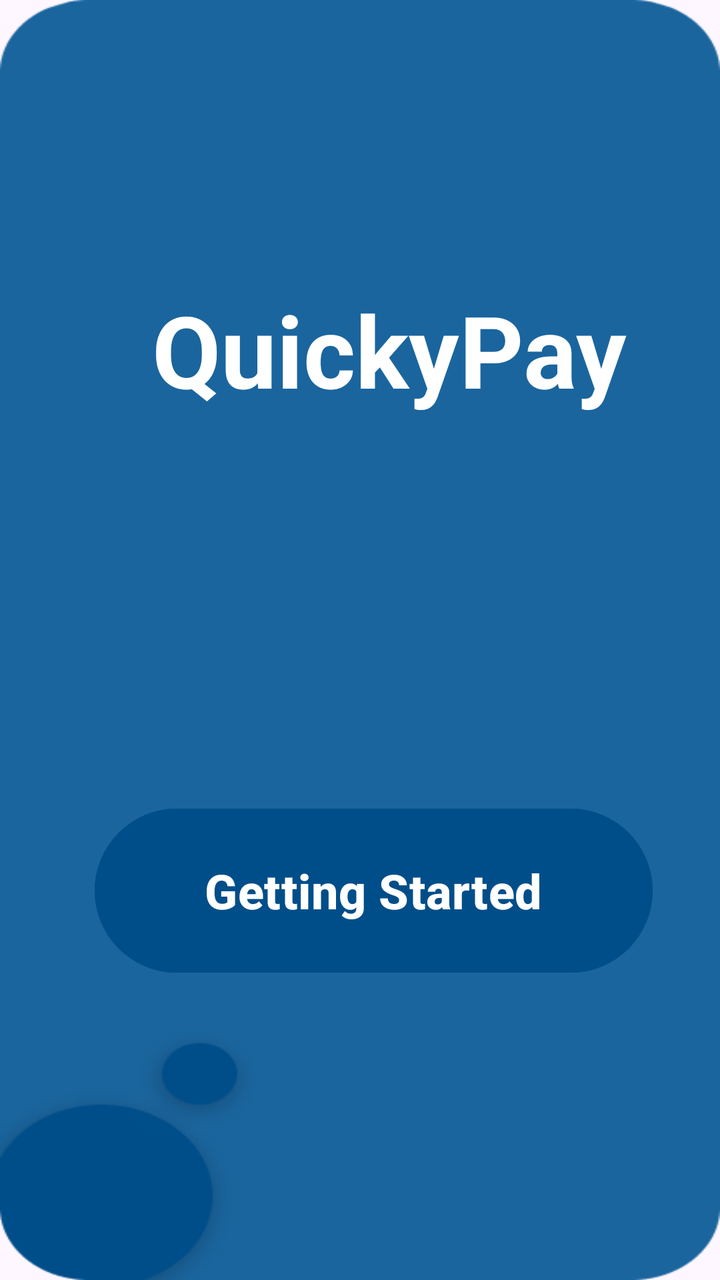
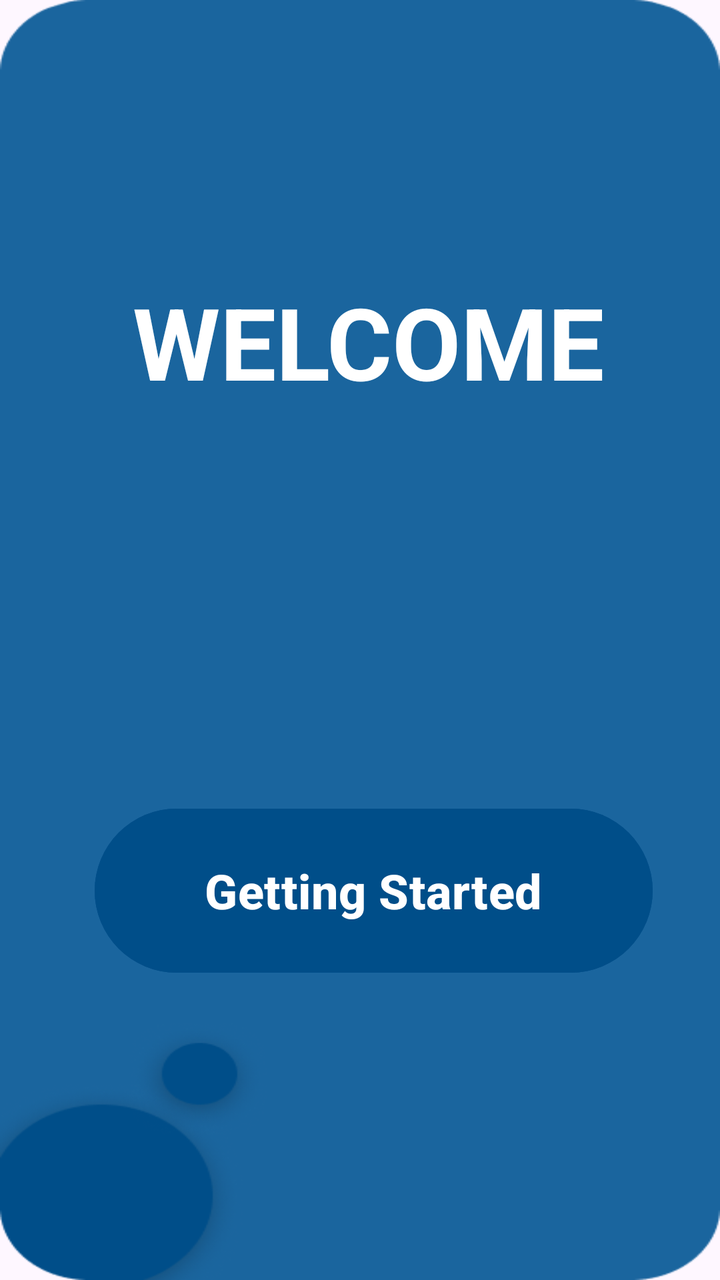

Two renders of the same Android screen: before a commit and after it. Below are the layout's source before the change and the commit's diff.
<!-- AndroidManifest.xml: application theme Theme.QuickyPay -->
<!-- res/layout/activity_main.xml -->
<?xml version="1.0" encoding="utf-8"?>
<androidx.constraintlayout.widget.ConstraintLayout xmlns:android="http://schemas.android.com/apk/res/android"
    xmlns:app="http://schemas.android.com/apk/res-auto"
    xmlns:tools="http://schemas.android.com/tools"
    android:id="@+id/main"
    android:layout_width="match_parent"
    android:layout_height="match_parent"
    android:background="@drawable/splash"
    tools:context=".MainActivity">


    <Button
        android:id="@+id/getstart"
        android:layout_width="279dp"
        android:layout_height="90dp"
        android:backgroundTint="#004E89"
        android:text="Getting Started"
        android:textColor="#FFFFFF"
        android:textSize="24sp"
        android:textStyle="bold"
        app:layout_constraintBottom_toBottomOf="parent"
        app:layout_constraintEnd_toEndOf="parent"
        app:layout_constraintHorizontal_bias="0.583"
        app:layout_constraintStart_toStartOf="parent"
        app:layout_constraintTop_toTopOf="parent"
        app:layout_constraintVertical_bias="0.728" />

    <TextView
        android:id="@+id/textView"
        android:layout_width="246dp"
        android:layout_height="86dp"
        android:text="QuickyPay"
        android:textColor="@android:color/white"
        android:textSize="50dp"
        android:textStyle="bold"
        app:layout_constraintBottom_toBottomOf="parent"
        app:layout_constraintEnd_toEndOf="parent"
        app:layout_constraintHorizontal_bias="0.666"
        app:layout_constraintStart_toStartOf="parent"
        app:layout_constraintTop_toTopOf="parent"
        app:layout_constraintVertical_bias="0.255" />


</androidx.constraintlayout.widget.ConstraintLayout>
<!-- resources referenced by this layout -->
<resources>
  <!-- drawable splash: png bitmap (drawable, 15424 bytes) -->
  <style name="Theme.QuickyPay" parent="Base.Theme.QuickyPay" />
  <style name="Base.Theme.QuickyPay" parent="Theme.Material3.DayNight.NoActionBar">
          
          
      </style>
</resources>

<!-- the commit's change to res/layout/activity_main.xml (unified diff, before → after) -->
@@ -29,16 +29,16 @@
         android:id="@+id/textView"
         android:layout_width="246dp"
         android:layout_height="86dp"
-        android:text="QuickyPay"
+        android:text="WELCOME"
         android:textColor="@android:color/white"
         android:textSize="50dp"
         android:textStyle="bold"
         app:layout_constraintBottom_toBottomOf="parent"
         app:layout_constraintEnd_toEndOf="parent"
-        app:layout_constraintHorizontal_bias="0.666"
+        app:layout_constraintHorizontal_bias="0.581"
         app:layout_constraintStart_toStartOf="parent"
         app:layout_constraintTop_toTopOf="parent"
-        app:layout_constraintVertical_bias="0.255" />
+        app:layout_constraintVertical_bias="0.248" />
 
 
 </androidx.constraintlayout.widget.ConstraintLayout>
